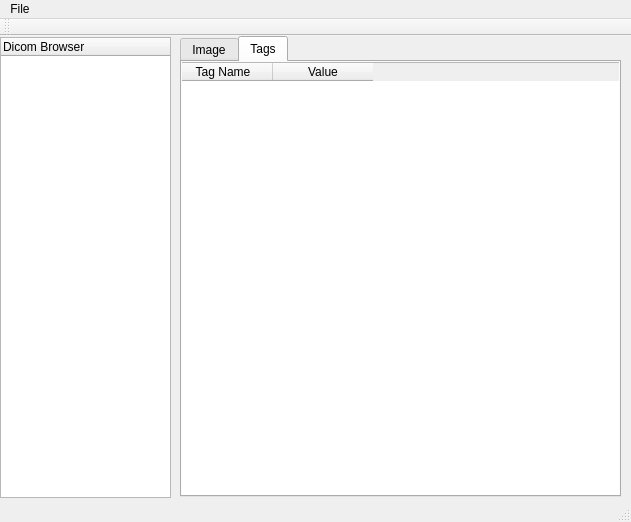
Before: the Qt Designer form mainwindow.ui in camol/DicomView, drawn with Qt 5.
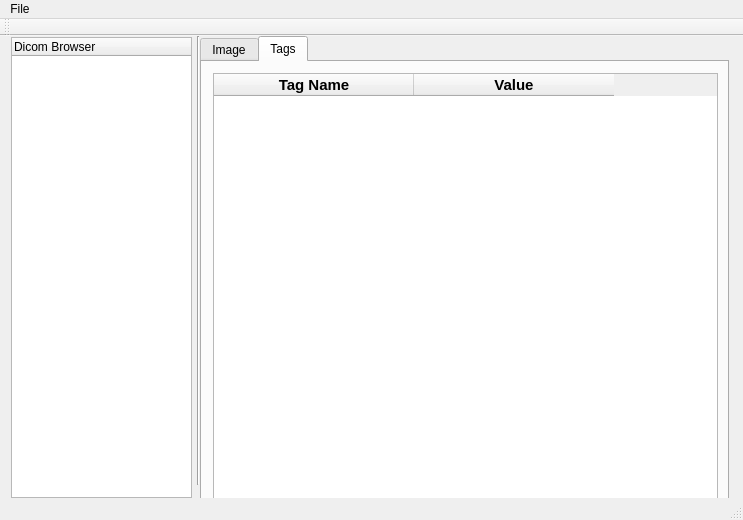
After: the same form once the commit is applied.

Diff of the .ui file:
```diff
--- a/mainwindow.ui
+++ b/mainwindow.ui
@@ -6,38 +6,35 @@
    <rect>
     <x>0</x>
     <y>0</y>
-    <width>631</width>
-    <height>522</height>
+    <width>743</width>
+    <height>520</height>
    </rect>
   </property>
+  <property name="minimumSize">
+   <size>
+    <width>743</width>
+    <height>520</height>
+   </size>
+  </property>
   <property name="windowTitle">
    <string>MainWindow</string>
   </property>
   <widget class="QWidget" name="centralWidget">
-   <widget class="QTreeWidget" name="treeWidget">
-    <property name="geometry">
-     <rect>
-      <x>0</x>
-      <y>1</y>
-      <width>171</width>
-      <height>461</height>
-     </rect>
-    </property>
-    <column>
-     <property name="text">
-      <string>Dicom Browser</string>
-     </property>
-    </column>
-   </widget>
    <widget class="QTabWidget" name="tabWidget">
     <property name="geometry">
      <rect>
-      <x>180</x>
+      <x>200</x>
       <y>0</y>
-      <width>441</width>
-      <height>461</height>
+      <width>529</width>
+      <height>471</height>
      </rect>
     </property>
+    <property name="minimumSize">
+     <size>
+      <width>505</width>
+      <height>426</height>
+     </size>
+    </property>
     <property name="currentIndex">
      <number>1</number>
     </property>
@@ -50,44 +47,142 @@
      <attribute name="title">
       <string>Tags</string>
      </attribute>
+     <layout class="QHBoxLayout" name="horizontalLayout">
+      <item>
      <widget class="QTableWidget" name="tableWidget">
-      <property name="geometry">
-       <rect>
-        <x>-10</x>
-        <y>0</y>
-        <width>451</width>
-        <height>441</height>
-       </rect>
+        <property name="enabled">
+         <bool>true</bool>
       </property>
       <property name="minimumSize">
        <size>
-        <width>431</width>
+          <width>505</width>
+          <height>426</height>
+         </size>
+        </property>
+        <property name="baseSize">
+         <size>
+          <width>0</width>
         <height>0</height>
        </size>
       </property>
+        <property name="textElideMode">
+         <enum>Qt::ElideMiddle</enum>
+        </property>
       <property name="columnCount">
        <number>2</number>
       </property>
+        <attribute name="horizontalHeaderCascadingSectionResizes">
+         <bool>false</bool>
+        </attribute>
+        <attribute name="horizontalHeaderDefaultSectionSize">
+         <number>200</number>
+        </attribute>
+        <attribute name="verticalHeaderCascadingSectionResizes">
+         <bool>false</bool>
+        </attribute>
+        <attribute name="verticalHeaderDefaultSectionSize">
+         <number>30</number>
+        </attribute>
+        <attribute name="verticalHeaderShowSortIndicator" stdset="0">
+         <bool>true</bool>
+        </attribute>
+        <attribute name="verticalHeaderStretchLastSection">
+         <bool>false</bool>
+        </attribute>
+        <attribute name="verticalHeaderDefaultSectionSize">
+         <number>30</number>
+        </attribute>
+        <attribute name="horizontalHeaderCascadingSectionResizes">
+         <bool>false</bool>
+        </attribute>
+        <attribute name="verticalHeaderCascadingSectionResizes">
+         <bool>false</bool>
+        </attribute>
+        <attribute name="verticalHeaderShowSortIndicator" stdset="0">
+         <bool>true</bool>
+        </attribute>
+        <attribute name="verticalHeaderStretchLastSection">
+         <bool>false</bool>
+        </attribute>
+        <attribute name="horizontalHeaderDefaultSectionSize">
+         <number>200</number>
+        </attribute>
       <column>
        <property name="text">
         <string>Tag Name</string>
        </property>
+         <property name="font">
+          <font>
+           <pointsize>11</pointsize>
+           <weight>75</weight>
+           <bold>true</bold>
+          </font>
+         </property>
+         <property name="textAlignment">
+          <set>AlignHCenter|AlignVCenter|AlignCenter</set>
+         </property>
       </column>
       <column>
        <property name="text">
         <string>Value</string>
        </property>
-      </column>
-     </widget>
+         <property name="font">
+          <font>
+           <pointsize>11</pointsize>
+           <weight>75</weight>
+           <bold>true</bold>
+          </font>
+         </property>
+         <property name="textAlignment">
+          <set>AlignHCenter|AlignVCenter|AlignCenter</set>
+         </property>
+        </column>
+       </widget>
+      </item>
+     </layout>
     </widget>
    </widget>
+   <widget class="QTreeWidget" name="treeWidget">
+    <property name="geometry">
+     <rect>
+      <x>11</x>
+      <y>1</y>
+      <width>181</width>
+      <height>461</height>
+     </rect>
+    </property>
+    <property name="minimumSize">
+     <size>
+      <width>181</width>
+      <height>461</height>
+     </size>
+    </property>
+    <column>
+     <property name="text">
+      <string>Dicom Browser</string>
+     </property>
+    </column>
+   </widget>
+   <widget class="Line" name="line">
+    <property name="geometry">
+     <rect>
+      <x>190</x>
+      <y>0</y>
+      <width>16</width>
+      <height>449</height>
+     </rect>
+    </property>
+    <property name="orientation">
+     <enum>Qt::Vertical</enum>
+    </property>
+   </widget>
   </widget>
   <widget class="QMenuBar" name="menuBar">
    <property name="geometry">
     <rect>
      <x>0</x>
      <y>0</y>
-     <width>631</width>
+     <width>743</width>
      <height>21</height>
     </rect>
    </property>
```
Lines whose indentation alone changed are shown as unchanged.
